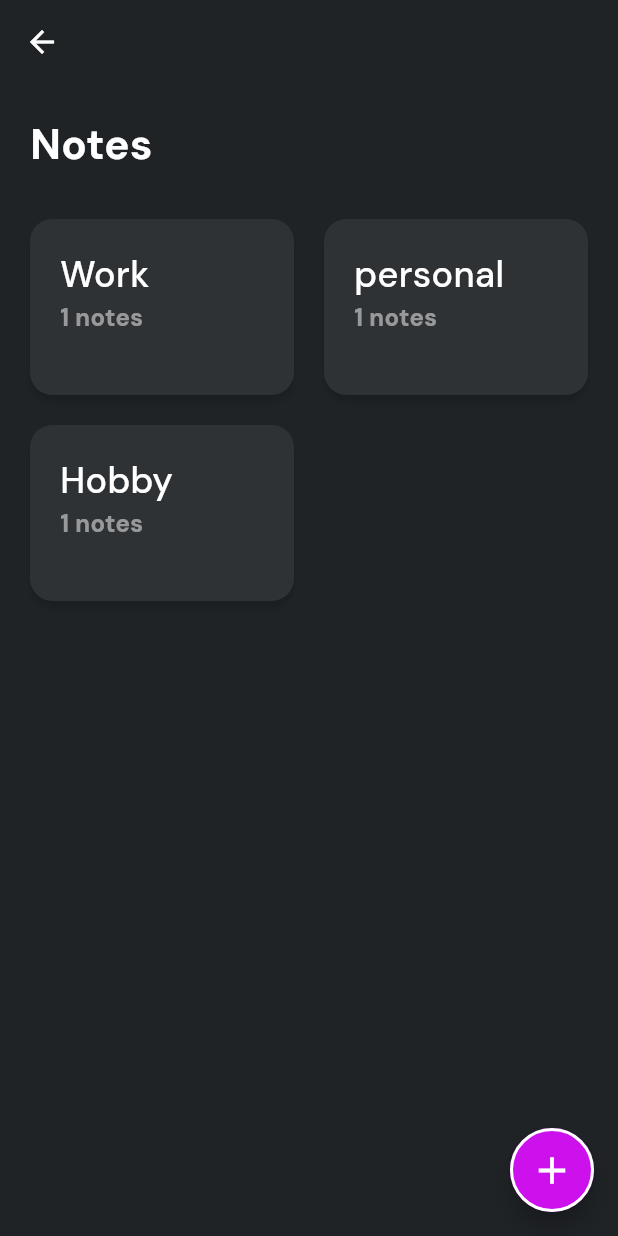
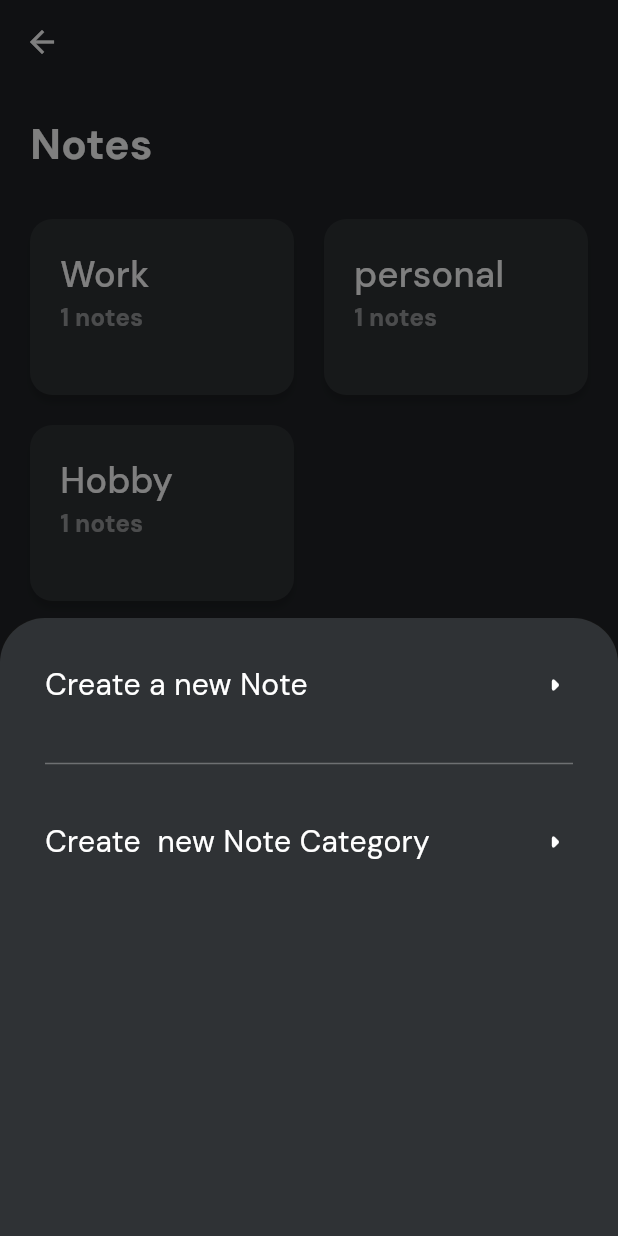
Before and after one commit to pradeepjayathilaka/notes_sphere, a Flutter app: the NotesPage screen opened by its route, after a tap on the "add" icon, on a phone screen of 412 x 824 dp. Run offline on Flutter 3.47's test engine with Material 3 defaults, Android fonts, the phone set to English and light mode, and no system bars; our stand-ins replace go_router, google_fonts, hive, hive_flutter; accounts and stored records are empty.

Commit message:
Add create new note and category functionality with bottom sheet UI

```diff
--- a/lib/pages/notes_page.dart
+++ b/lib/pages/notes_page.dart
@@ -5,6 +5,7 @@ import 'package:notes_sphere/utils/colors.dart';
 import 'package:notes_sphere/utils/constants.dart';
 import 'package:notes_sphere/utils/router.dart';
 import 'package:notes_sphere/utils/text_styles.dart';
+import 'package:notes_sphere/widgets/bottom_sheet.dart';
 import 'package:notes_sphere/widgets/notes_card.dart';
 
 class NotesPage extends StatefulWidget {
@@ -47,6 +48,26 @@ class _NotesPageState extends State<NotesPage> {
     });
   }
 
+  //open bottom sheeet
+  void openBottomSheet() {
+    showModalBottomSheet(
+      barrierColor: Colors.black.withOpacity(0.5),
+      context: context,
+      builder: (context) {
+        return categoryInputBottomSheet(
+          onNewNote: () {
+            Navigator.pop(context);
+            AppRouter.router.push("/create-note", extra: false);
+          },
+          onNewCategory: () {
+            Navigator.pop(context);
+            AppRouter.router.push("/create-note", extra: true);
+          },
+        );
+      },
+    );
+  }
+
   @override
   Widget build(BuildContext context) {
     return Scaffold(
@@ -60,7 +81,7 @@ class _NotesPageState extends State<NotesPage> {
             icon: Icon(Icons.arrow_back)),
       ),
       floatingActionButton: FloatingActionButton(
-        onPressed: () {},
+        onPressed: openBottomSheet,
         shape: const RoundedRectangleBorder(
             borderRadius: BorderRadius.all(
               Radius.circular(100),
--- a/lib/utils/router.dart
+++ b/lib/utils/router.dart
@@ -1,5 +1,6 @@
 import 'package:flutter/material.dart';
 import 'package:go_router/go_router.dart';
+import 'package:notes_sphere/pages/create_new_note.dart';
 import 'package:notes_sphere/pages/home_page.dart';
 import 'package:notes_sphere/pages/notes_by_category.dart';
 import 'package:notes_sphere/pages/notes_page.dart';
@@ -44,7 +45,18 @@ class AppRouter {
             category: category,
           );
         },
-      )
+      ),
+      //create new note
+      GoRoute(
+        name: "create new note",
+        path: "/create-note",
+        builder: (context, state) {
+          final isNewCategoryPage = state.extra as bool;
+          return CreateNewNotePage(
+            isNewCategory: isNewCategoryPage,
+          );
+        },
+      ),
     ],
   );
 }
--- /dev/null
+++ b/lib/widgets/bottom_sheet.dart
@@ -0,0 +1,80 @@
+import 'package:flutter/material.dart';
+import 'package:notes_sphere/utils/colors.dart';
+import 'package:notes_sphere/utils/constants.dart';
+import 'package:notes_sphere/utils/text_styles.dart';
+
+class categoryInputBottomSheet extends StatefulWidget {
+  final Function() onNewNote;
+  final Function() onNewCategory;
+  const categoryInputBottomSheet({
+    super.key,
+    required this.onNewNote,
+    required this.onNewCategory,
+  });
+
+  @override
+  State<categoryInputBottomSheet> createState() =>
+      _categoryInputBottomSheetState();
+}
+
+class _categoryInputBottomSheetState extends State<categoryInputBottomSheet> {
+  @override
+  Widget build(BuildContext context) {
+    return Container(
+      width: double.infinity,
+      height: MediaQuery.of(context).size.height * 0.5,
+      decoration: BoxDecoration(
+        color: AppColors.kCardColor,
+        borderRadius: BorderRadius.only(
+          topLeft: Radius.circular(30),
+          topRight: Radius.circular(30),
+        ),
+      ),
+      child: Padding(
+        padding: const EdgeInsets.all(AppConstants.kDefaultPadding * 1.5),
+        child: Column(
+          children: [
+            GestureDetector(
+              onTap: widget.onNewNote,
+              child: Row(
+                mainAxisAlignment: MainAxisAlignment.spaceBetween,
+                children: [
+                  Text(
+                    "Create a new Note",
+                    style: AppTextStyles.appDescriptionLargeStyle,
+                  ),
+                  Icon(
+                    Icons.arrow_right_rounded,
+                  ),
+                ],
+              ),
+            ),
+            SizedBox(
+              height: 30,
+            ),
+            Divider(
+              color: AppColors.kWhiteColor.withOpacity(0.3),
+              thickness: 1,
+            ),
+            SizedBox(
+              height: 30,
+            ),
+            GestureDetector(
+              onTap: widget.onNewCategory,
+              child: Row(
+                mainAxisAlignment: MainAxisAlignment.spaceBetween,
+                children: [
+                  Text("Create  new Note Category",
+                      style: AppTextStyles.appDescriptionLargeStyle),
+                  Icon(
+                    Icons.arrow_right_rounded,
+                  ),
+                ],
+              ),
+            )
+          ],
+        ),
+      ),
+    );
+  }
+}
```
Also changed, not shown: lib/pages/create_new_note.dart (added, +27 -0 lines).
